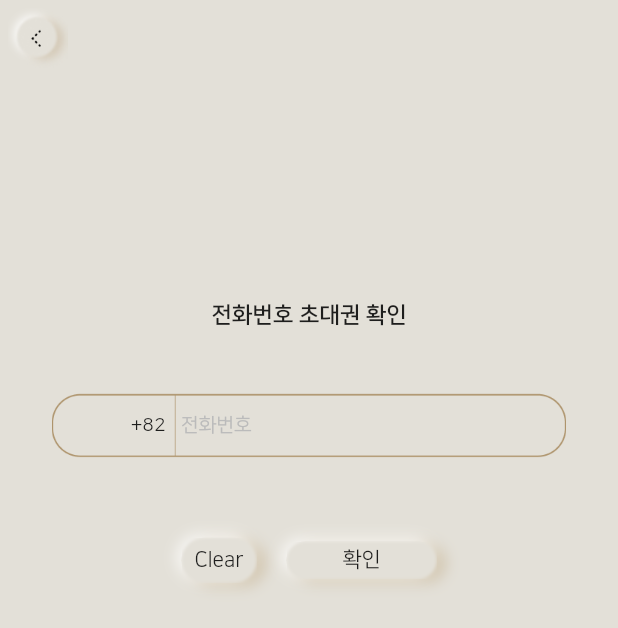
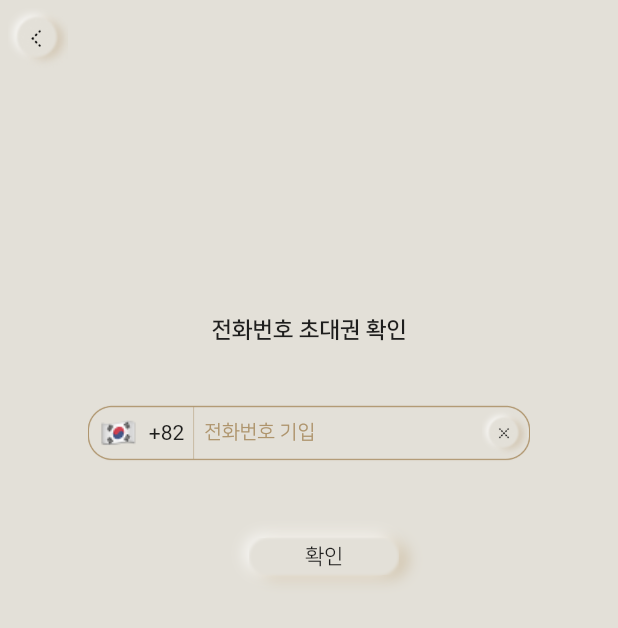
Before and after one commit to Drakvor/Obssence, a Flutter app: the SignUpScreen screen opened directly, on a phone screen of 412 x 824 dp. Shown: the top 628 px of the screen. Run offline on Flutter 3.47's test engine with Material 2 defaults, Android fonts, the phone set to English and light mode, and no system bars; our stand-ins replace carousel_slider, cloud_firestore, dio, firebase_auth, firebase_core, firebase_storage and 2 more; missing offline and left inert: dart_json_mapper, fluttercontactpicker, iamport_flutter, reflectable, social_embed_webview; accounts and stored records are empty; statements that could not run were skipped.

Commit message:
Sign Up Page Changes

```diff
--- a/lib/Pages/Login/SignUpScreen.dart
+++ b/lib/Pages/Login/SignUpScreen.dart
@@ -8,6 +8,7 @@ import 'package:luxury_app_pre/Pages/Login/SignUpScreen/SignUpState.dart';
 import 'package:luxury_app_pre/Widget/CustomButton.dart';
 import 'package:luxury_app_pre/Pages/HomePage.dart';
 import 'package:cloud_firestore/cloud_firestore.dart';
+import 'package:luxury_app_pre/Widget/CustomPhoneNumberField.dart';
 import 'package:luxury_app_pre/Widget/CustomRoundButton.dart';
 
 class SignUpScreen extends StatefulWidget {
@@ -37,26 +38,37 @@ class _SignUpScreenState extends State<SignUpScreen> {
 
   final double keyboardWidthHeightRatio = 2/3;
 
+  FocusNode node = FocusNode();
+
+  TextEditingController textControl = TextEditingController();
+
   bool validNumber () {
-    return (state.phoneNumber.length == phoneNumberKeys.length && state.phoneNumber.substring(0, 3) == "010");
+    return (textControl.text.length == phoneNumberKeys.length && textControl.text.substring(0, 3) == "010");
   }
 
   void clearPhoneNumber () {
     setState(() {
       state.phoneNumber = "";
+      textControl.clear();
     });
   }
 
   void appendToPhoneNumber (String number) {
     setState(() {
       state.phoneNumber = state.phoneNumber + number;
+      textControl.text = textControl.text + number;
+      textControl.selection = TextSelection.fromPosition(TextPosition(offset: textControl.text.length));
     });
   }
 
   void subtractFromPhoneNumber () {
+    if (textControl.text.length > 0) {
       setState(() {
         state.phoneNumber = state.phoneNumber.substring(0, state.phoneNumber.length - 1);
+        textControl.text = textControl.text.substring(0, textControl.text.length - 1);
+        textControl.selection = TextSelection.fromPosition(TextPosition(offset: textControl.text.length));
       });
+    }
   }
 
   void appendToPassword (String character) {
@@ -87,6 +99,18 @@ class _SignUpScreenState extends State<SignUpScreen> {
     });
   }
 
+  void setActivatePhoneKeyboard () {
+    setState(() {
+      state.phoneKeyboardActiveState = true;
+    });
+  }
+
+  void setInactivatePhoneKeyboard () {
+    setState(() {
+      state.phoneKeyboardActiveState = false;
+    });
+  }
+
   void setPhoneNumberError(bool value) {
     setState(() {
       state.phoneNumberError = value;
@@ -101,7 +125,12 @@ class _SignUpScreenState extends State<SignUpScreen> {
 
   @override
   Widget build(BuildContext context) {
-    return Scaffold(
+    return GestureDetector(
+      onTap: () {
+        FocusScope.of(context).unfocus();
+        setInactivatePhoneKeyboard();
+      },
+      child: Scaffold(
         backgroundColor: utils.resourceManager.colours.background,
         body: Stack(
           children: [
@@ -114,6 +143,7 @@ class _SignUpScreenState extends State<SignUpScreen> {
               child: backButton(),
             ),
           ],
+        ),
       ),
     );
   }
@@ -210,68 +240,13 @@ class _SignUpScreenState extends State<SignUpScreen> {
 
   Widget buildPhoneNumberTextField () {
     return Container(
-      height: 50,
+      height: 40,
       width: MediaQuery.of(context).size.width,
       child: Center(
         child: Container(
-          height: 50,
-          width: (MediaQuery.of(context).size.width < 299) ? MediaQuery.of(context).size.width - 10 : 343,
           child: Stack(
             children: [
-
-
-              GestureDetector(
-                onTap: () {
-                  setState(() {
-                    toggleActivatePhoneKeyboard();
-                    setPhoneNumberError(false);
-                  });
-                },
-                child: Container(
-                  child: Center(
-                    child: Image.asset(utils.resourceManager.images.phoneNumberFieldInactive),
-                  ),
-                ),
-              ),
-
-              Positioned(
-                top: 0,
-                bottom: 0,
-                left: (MediaQuery.of(context).size.width < 299) ? (MediaQuery.of(context).size.width - 10)*(81/343) : 81,
-                child: Column(
-                  mainAxisAlignment: MainAxisAlignment.center,
-                  crossAxisAlignment: CrossAxisAlignment.start,
-                  children: [
-                    Container(
-                      padding: EdgeInsets.fromLTRB(5, 5, 5, 5),
-                      height: 50,
-                      child: Center(
-                        child: Text((state.phoneNumber.length > 0) ? state.phoneNumber : "전화번호", style: (state.phoneNumber.length > 0) ? utils.resourceManager.textStyles.base13 : utils.resourceManager.textStyles.base13grey,),
-                      ),
-                    ),
-                  ],
-                ),
-              ),
-              Positioned(
-                top: 0,
-                bottom: 0,
-                left: 0,
-                width: (MediaQuery.of(context).size.width < 299) ? (MediaQuery.of(context).size.width - 10)*(81/343) : 81,
-                child: Column(
-                  mainAxisAlignment: MainAxisAlignment.center,
-                  crossAxisAlignment: CrossAxisAlignment.end,
-                  children: [
-                    Container(
-                      padding: EdgeInsets.fromLTRB(5, 5, 5, 5),
-                      height: 50,
-                      child: Align(
-                        alignment: Alignment.centerRight,
-                        child: Text("+82", style: utils.resourceManager.textStyles.base13, textAlign: TextAlign.end,),
-                      ),
-                    ),
-                  ],
-                ),
-              ),
+              CustomPhoneNumberField(textControl, "전화번호 기입", node, setActivatePhoneKeyboard),
             ],
           ),
         ),
@@ -348,29 +323,11 @@ class _SignUpScreenState extends State<SignUpScreen> {
     );
   }
 
-  Widget buildPhoneNumberClearButton () {
-    return Container(
-      child: CustomButton(
-        whenPressed: () async {
-          setState(() {
-            clearPhoneNumber();
-            setPhoneNumberError(false);
-          });
-        },
-        text: "Clear",
-        style: utils.resourceManager.textStyles.base14,
-        h: 30,
-        w: 50,
-      ),
-    );
-  }
-
   Widget buildPhoneNumberButtons () {
     return Container(
         child: Row(
             mainAxisAlignment: MainAxisAlignment.center,
             children: [
-              buildPhoneNumberClearButton(),
               Container(
                 width: 20,
               ),
```
Also changed, not shown: lib/Pages/Login/LoginScreen.dart (+3 -18 lines). Lines whose indentation alone changed are shown as unchanged.
